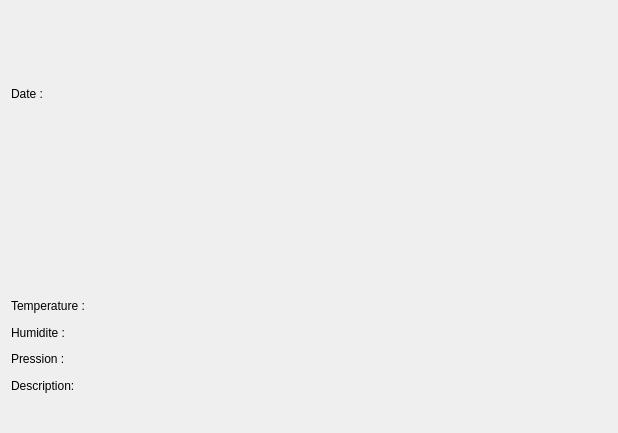
Qt form widgetVilleCurrent.ui (aiekick/ProjectStationMeteo) before a commit.
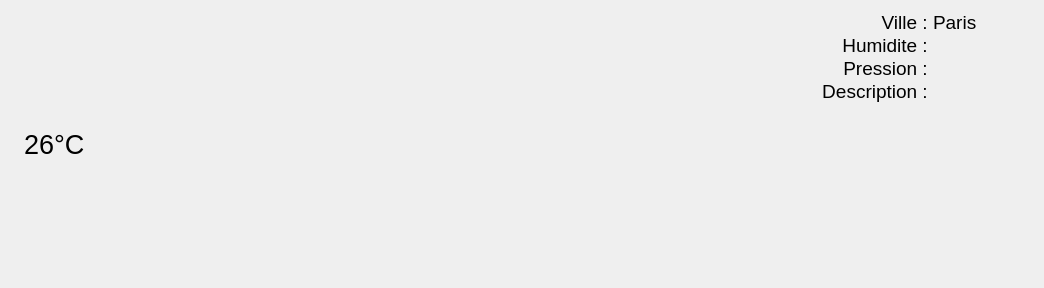
The same form after that commit. Icons and pictures are not drawn.

Commit message: [ADD] : filling of current day [RFR] : refactor

```diff
--- a/widgetVilleCurrent.ui
+++ b/widgetVilleCurrent.ui
@@ -6,106 +6,17 @@
    <rect>
     <x>0</x>
     <y>0</y>
-    <width>618</width>
-    <height>433</height>
+    <width>1044</width>
+    <height>288</height>
    </rect>
   </property>
   <property name="windowTitle">
    <string>Form</string>
   </property>
-  <layout class="QVBoxLayout" name="verticalLayout">
+  <layout class="QHBoxLayout" name="horizontalLayout">
    <item>
-    <spacer name="horizontalSpacer">
-     <property name="orientation">
-      <enum>Qt::Horizontal</enum>
-     </property>
-     <property name="sizeHint" stdset="0">
-      <size>
-       <width>40</width>
-       <height>20</height>
-      </size>
-     </property>
-    </spacer>
-   </item>
-   <item>
-    <widget class="QLabel" name="label_8">
-     <property name="text">
-      <string>Date :</string>
-     </property>
-    </widget>
-   </item>
-   <item>
-    <widget class="QLabel" name="textdateville">
-     <property name="text">
-      <string/>
-     </property>
-    </widget>
-   </item>
-   <item>
-    <layout class="QGridLayout" name="gridLayout">
-     <item row="1" column="0">
-      <widget class="QLabel" name="label_2">
-       <property name="text">
-        <string>Humidite :</string>
-       </property>
-      </widget>
-     </item>
-     <item row="1" column="3">
-      <spacer name="horizontalSpacer_3">
-       <property name="orientation">
-        <enum>Qt::Horizontal</enum>
-       </property>
-       <property name="sizeHint" stdset="0">
-        <size>
-         <width>40</width>
-         <height>20</height>
-        </size>
-       </property>
-      </spacer>
-     </item>
-     <item row="2" column="1">
-      <layout class="QHBoxLayout" name="horizontalLayout_3">
-       <item>
-        <widget class="QLabel" name="textpressville">
-         <property name="text">
-          <string/>
-         </property>
-        </widget>
-       </item>
-      </layout>
-     </item>
-     <item row="1" column="1">
-      <layout class="QHBoxLayout" name="horizontalLayout_2">
-       <item>
-        <widget class="QLabel" name="texthumiville">
-         <property name="text">
-          <string/>
-         </property>
-        </widget>
-       </item>
-      </layout>
-     </item>
-     <item row="0" column="3">
-      <spacer name="horizontalSpacer_2">
-       <property name="orientation">
-        <enum>Qt::Horizontal</enum>
-       </property>
-       <property name="sizeHint" stdset="0">
-        <size>
-         <width>40</width>
-         <height>20</height>
-        </size>
-       </property>
-      </spacer>
-     </item>
-     <item row="0" column="0">
-      <widget class="QLabel" name="label">
-       <property name="text">
-        <string>Temperature :</string>
-       </property>
-      </widget>
-     </item>
-     <item row="3" column="1">
+    <layout class="QHBoxLayout" name="horizontalLayout_4">
+     <item>
       <widget class="QLabel" name="labelicone">
        <property name="font">
         <font>
@@ -129,38 +40,177 @@
        </property>
       </widget>
      </item>
-     <item row="3" column="0">
-      <widget class="QLabel" name="label_4">
+     <item>
+      <widget class="QLabel" name="texttempville">
+       <property name="sizePolicy">
+        <sizepolicy hsizetype="Expanding" vsizetype="Preferred">
+         <horstretch>0</horstretch>
+         <verstretch>0</verstretch>
+        </sizepolicy>
+       </property>
+       <property name="minimumSize">
+        <size>
+         <width>100</width>
+         <height>100</height>
+        </size>
+       </property>
+       <property name="font">
+        <font>
+         <family>Arial</family>
+         <pointsize>20</pointsize>
+        </font>
+       </property>
        <property name="text">
-        <string>Description: </string>
+        <string>26°C</string>
        </property>
       </widget>
      </item>
-     <item row="0" column="1">
-      <layout class="QHBoxLayout" name="horizontalLayout">
+     <item>
+      <layout class="QVBoxLayout" name="verticalLayout">
+       <property name="spacing">
+        <number>0</number>
+       </property>
        <item>
-        <widget class="QLabel" name="texttempville">
-         <property name="text">
-          <string/>
+        <layout class="QGridLayout" name="gridLayout_2">
+         <item row="0" column="0">
+          <widget class="QLabel" name="label_5">
+           <property name="font">
+            <font>
+             <family>Arial</family>
+             <pointsize>14</pointsize>
+            </font>
+           </property>
+           <property name="text">
+            <string>Ville : </string>
+           </property>
+           <property name="alignment">
+            <set>Qt::AlignRight|Qt::AlignTrailing|Qt::AlignVCenter</set>
+           </property>
+          </widget>
+         </item>
+         <item row="0" column="1">
+          <widget class="QLabel" name="textdateville">
+           <property name="minimumSize">
+            <size>
+             <width>100</width>
+             <height>0</height>
+            </size>
+           </property>
+           <property name="font">
+            <font>
+             <family>Arial</family>
+             <pointsize>14</pointsize>
+            </font>
+           </property>
+           <property name="text">
+            <string>Paris</string>
+           </property>
+          </widget>
+         </item>
+         <item row="2" column="0">
+          <widget class="QLabel" name="label_3">
+           <property name="font">
+            <font>
+             <family>Arial</family>
+             <pointsize>14</pointsize>
+            </font>
+           </property>
+           <property name="text">
+            <string>Pression : </string>
+           </property>
+           <property name="alignment">
+            <set>Qt::AlignRight|Qt::AlignTrailing|Qt::AlignVCenter</set>
+           </property>
+          </widget>
+         </item>
+         <item row="1" column="0">
+          <widget class="QLabel" name="label_2">
+           <property name="font">
+            <font>
+             <family>Arial</family>
+             <pointsize>14</pointsize>
+            </font>
+           </property>
+           <property name="text">
+            <string>Humidite : </string>
+           </property>
+           <property name="alignment">
+            <set>Qt::AlignRight|Qt::AlignTrailing|Qt::AlignVCenter</set>
+           </property>
+          </widget>
+         </item>
+         <item row="3" column="0">
+          <widget class="QLabel" name="label_4">
+           <property name="font">
+            <font>
+             <family>Arial</family>
+             <pointsize>14</pointsize>
+            </font>
+           </property>
+           <property name="text">
+            <string>Description : </string>
+           </property>
+           <property name="alignment">
+            <set>Qt::AlignRight|Qt::AlignTrailing|Qt::AlignVCenter</set>
+           </property>
+          </widget>
+         </item>
+         <item row="1" column="1">
+          <widget class="QLabel" name="texthumiville">
+           <property name="font">
+            <font>
+             <family>Arial</family>
+             <pointsize>14</pointsize>
+            </font>
+           </property>
+           <property name="text">
+            <string/>
+           </property>
+          </widget>
+         </item>
+         <item row="2" column="1">
+          <widget class="QLabel" name="textpressville">
+           <property name="font">
+            <font>
+             <family>Arial</family>
+             <pointsize>14</pointsize>
+            </font>
+           </property>
+           <property name="text">
+            <string/>
+           </property>
+          </widget>
+         </item>
+         <item row="3" column="1">
+          <widget class="QLabel" name="textdescville">
+           <property name="font">
+            <font>
+             <family>Arial</family>
+             <pointsize>14</pointsize>
+            </font>
+           </property>
+           <property name="text">
+            <string/>
+           </property>
+          </widget>
+         </item>
+        </layout>
+       </item>
+       <item>
+        <spacer name="verticalSpacer">
+         <property name="orientation">
+          <enum>Qt::Vertical</enum>
          </property>
-        </widget>
+         <property name="sizeHint" stdset="0">
+          <size>
+           <width>20</width>
+           <height>40</height>
+          </size>
+         </property>
+        </spacer>
        </item>
       </layout>
      </item>
-     <item row="2" column="0">
-      <widget class="QLabel" name="label_3">
-       <property name="text">
-        <string>Pression :</string>
-       </property>
-      </widget>
-     </item>
-     <item row="4" column="1">
-      <widget class="QLabel" name="textdescville">
-       <property name="text">
-        <string/>
-       </property>
-      </widget>
-     </item>
     </layout>
    </item>
   </layout>
```
Left out of the diff: 2 changed lines with no effect on the pictures. The commit also changes 9 other files.
